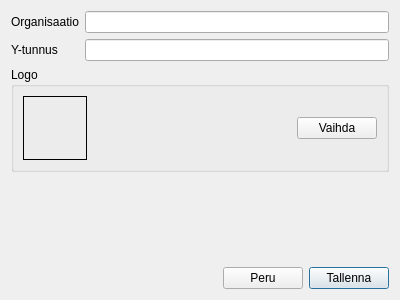
Qt form kitupiikki/maaritys/perusvalinnat.ui (artoh/kitupiikki) before a commit.
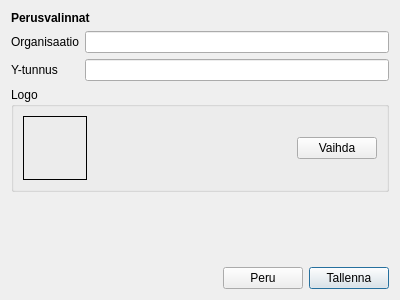
The same form after that commit.

What changed in the file:
```diff
--- a/kitupiikki/maaritys/perusvalinnat.ui
+++ b/kitupiikki/maaritys/perusvalinnat.ui
@@ -14,6 +14,13 @@
    <string>Form</string>
   </property>
   <layout class="QVBoxLayout" name="verticalLayout">
+   <item>
+    <widget class="QLabel" name="label_3">
+     <property name="text">
+      <string>&lt;html&gt;&lt;head/&gt;&lt;body&gt;&lt;p&gt;&lt;span style=&quot; font-weight:600;&quot;&gt;Perusvalinnat&lt;/span&gt;&lt;/p&gt;&lt;/body&gt;&lt;/html&gt;</string>
+     </property>
+    </widget>
+   </item>
    <item>
     <layout class="QFormLayout" name="formLayout">
      <item row="0" column="0">
```
